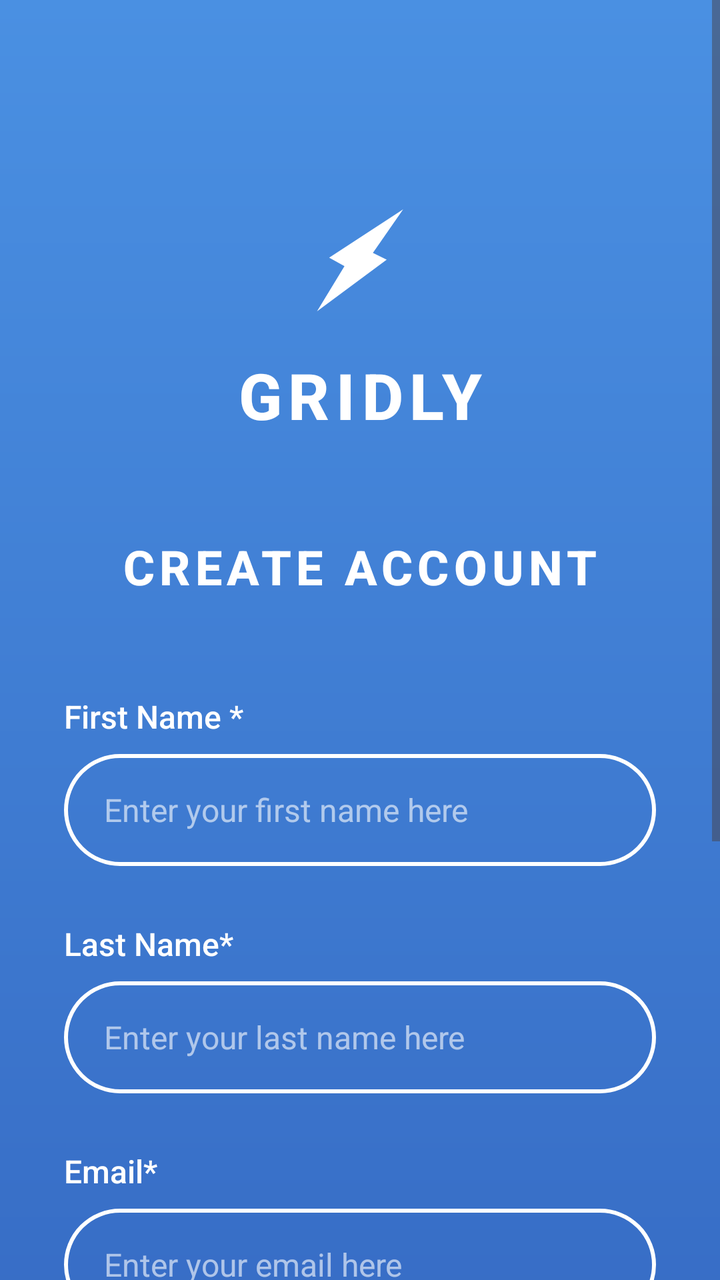
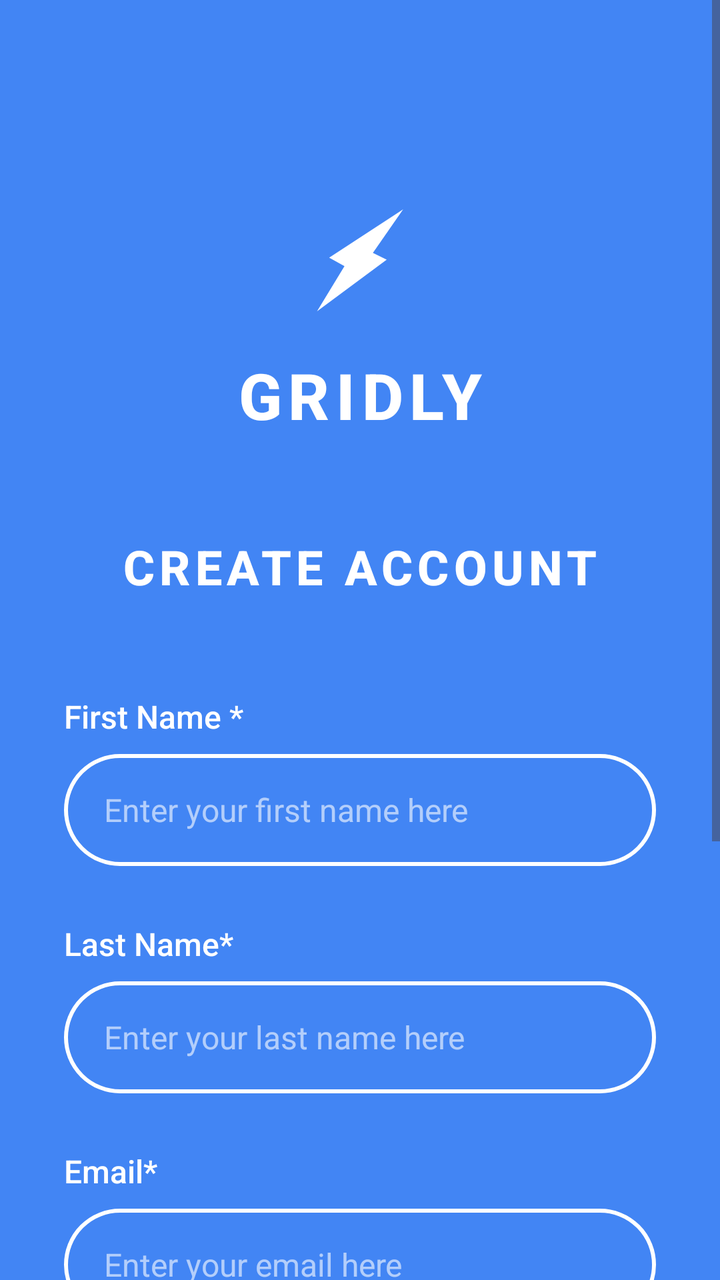

An Android layout rendered at two revisions. The XML below is the earlier revision; the diff shows what the commit changed to produce the second picture.
<!-- AndroidManifest.xml: application theme Theme.Gridly -->
<!-- res/layout/activity_register.xml -->
<?xml version="1.0" encoding="utf-8"?>
<ScrollView xmlns:android="http://schemas.android.com/apk/res/android"
    xmlns:app="http://schemas.android.com/apk/res-auto"
    xmlns:tools="http://schemas.android.com/tools"
    android:layout_width="match_parent"
    android:layout_height="match_parent"
    android:fillViewport="true">

    <androidx.constraintlayout.widget.ConstraintLayout
        android:id="@+id/register_main"
        android:layout_width="match_parent"
        android:layout_height="wrap_content"
        android:background="@drawable/gradient_blue_background"
        android:paddingStart="32dp"
        android:paddingEnd="32dp"
        android:paddingTop="40dp"
        android:paddingBottom="40dp"
        tools:context=".RegisterActivity">

        
        <ImageView
            android:id="@+id/register_logo"
            android:layout_width="60dp"
            android:layout_height="60dp"
            android:layout_marginTop="60dp"
            android:src="@drawable/ic_lightning_logo"
            android:contentDescription="Gridly Logo"
            app:layout_constraintEnd_toEndOf="parent"
            app:layout_constraintStart_toStartOf="parent"
            app:layout_constraintTop_toTopOf="parent" />

        
        <TextView
            android:id="@+id/register_app_name"
            android:layout_width="wrap_content"
            android:layout_height="wrap_content"
            android:layout_marginTop="16dp"
            android:text="GRIDLY"
            android:textColor="@android:color/white"
            android:textSize="32sp"
            android:textStyle="bold"
            android:fontFamily="sans-serif-medium"
            android:letterSpacing="0.1"
            app:layout_constraintEnd_toEndOf="parent"
            app:layout_constraintStart_toStartOf="parent"
            app:layout_constraintTop_toBottomOf="@id/register_logo" />

        
        <TextView
            android:id="@+id/create_account_title"
            android:layout_width="wrap_content"
            android:layout_height="wrap_content"
            android:layout_marginTop="48dp"
            android:text="CREATE ACCOUNT"
            android:textColor="@android:color/white"
            android:textSize="24sp"
            android:textStyle="bold"
            android:fontFamily="sans-serif-medium"
            android:letterSpacing="0.1"
            app:layout_constraintEnd_toEndOf="parent"
            app:layout_constraintStart_toStartOf="parent"
            app:layout_constraintTop_toBottomOf="@id/register_app_name" />

        
        <TextView
            android:id="@+id/first_name_label"
            android:layout_width="wrap_content"
            android:layout_height="wrap_content"
            android:layout_marginTop="48dp"
            android:text="First Name *"
            android:textColor="@android:color/white"
            android:textSize="16sp"
            android:fontFamily="sans-serif-medium"
            app:layout_constraintStart_toStartOf="parent"
            app:layout_constraintTop_toBottomOf="@id/create_account_title" />

        <EditText
            android:id="@+id/first_name_input"
            android:layout_width="0dp"
            android:layout_height="56dp"
            android:layout_marginTop="8dp"
            android:hint="Enter your first name here"
            android:inputType="textPersonName"
            android:textColor="@android:color/white"
            android:textColorHint="@color/white_alpha_60"
            android:background="@drawable/rounded_input_background"
            android:paddingStart="20dp"
            android:paddingEnd="20dp"
            android:paddingTop="16dp"
            android:paddingBottom="16dp"
            android:textSize="16sp"
            app:layout_constraintEnd_toEndOf="parent"
            app:layout_constraintStart_toStartOf="parent"
            app:layout_constraintTop_toBottomOf="@id/first_name_label" />

        
        <TextView
            android:id="@+id/last_name_label"
            android:layout_width="wrap_content"
            android:layout_height="wrap_content"
            android:layout_marginTop="28dp"
            android:text="Last Name*"
            android:textColor="@android:color/white"
            android:textSize="16sp"
            android:fontFamily="sans-serif-medium"
            app:layout_constraintStart_toStartOf="parent"
            app:layout_constraintTop_toBottomOf="@id/first_name_input" />

        <EditText
            android:id="@+id/last_name_input"
            android:layout_width="0dp"
            android:layout_height="56dp"
            android:layout_marginTop="8dp"
            android:hint="Enter your last name here"
            android:inputType="textPersonName"
            android:textColor="@android:color/white"
            android:textColorHint="@color/white_alpha_60"
            android:background="@drawable/rounded_input_background"
            android:paddingStart="20dp"
            android:paddingEnd="20dp"
            android:paddingTop="16dp"
            android:paddingBottom="16dp"
            android:textSize="16sp"
            app:layout_constraintEnd_toEndOf="parent"
            app:layout_constraintStart_toStartOf="parent"
            app:layout_constraintTop_toBottomOf="@id/last_name_label" />

        
        <TextView
            android:id="@+id/email_label"
            android:layout_width="wrap_content"
            android:layout_height="wrap_content"
            android:layout_marginTop="28dp"
            android:text="Email*"
            android:textColor="@android:color/white"
            android:textSize="16sp"
            android:fontFamily="sans-serif-medium"
            app:layout_constraintStart_toStartOf="parent"
            app:layout_constraintTop_toBottomOf="@id/last_name_input" />

        <EditText
            android:id="@+id/email_input"
            android:layout_width="0dp"
            android:layout_height="56dp"
            android:layout_marginTop="8dp"
            android:hint="Enter your email here"
            android:inputType="textEmailAddress"
            android:textColor="@android:color/white"
            android:textColorHint="@color/white_alpha_60"
            android:background="@drawable/rounded_input_background"
            android:paddingStart="20dp"
            android:paddingEnd="20dp"
            android:paddingTop="16dp"
            android:paddingBottom="16dp"
            android:textSize="16sp"
            app:layout_constraintEnd_toEndOf="parent"
            app:layout_constraintStart_toStartOf="parent"
            app:layout_constraintTop_toBottomOf="@id/email_label" />

        
        <TextView
            android:id="@+id/contact_number_label"
            android:layout_width="wrap_content"
            android:layout_height="wrap_content"
            android:layout_marginTop="28dp"
            android:text="Contact Number*"
            android:textColor="@android:color/white"
            android:textSize="16sp"
            android:fontFamily="sans-serif-medium"
            app:layout_constraintStart_toStartOf="parent"
            app:layout_constraintTop_toBottomOf="@id/email_input" />

        <EditText
            android:id="@+id/contact_number_input"
            android:layout_width="0dp"
            android:layout_height="56dp"
            android:layout_marginTop="8dp"
            android:hint="XX-XXX-XXXX"
            android:inputType="phone"
            android:textColor="@android:color/white"
            android:textColorHint="@color/white_alpha_60"
            android:background="@drawable/rounded_input_background"
            android:paddingStart="20dp"
            android:paddingEnd="20dp"
            android:paddingTop="16dp"
            android:paddingBottom="16dp"
            android:textSize="16sp"
            app:layout_constraintEnd_toEndOf="parent"
            app:layout_constraintStart_toStartOf="parent"
            app:layout_constraintTop_toBottomOf="@id/contact_number_label" />

        
        <com.google.android.material.button.MaterialButton
            android:id="@+id/register_submit_button"
            android:layout_width="0dp"
            android:layout_height="56dp"
            android:layout_marginTop="56dp"
            android:layout_marginBottom="48dp"
            android:text="REGISTER"
            android:textColor="@color/primary_blue"
            android:textSize="16sp"
            android:textStyle="bold"
            android:backgroundTint="@android:color/white"
            android:letterSpacing="0.1"
            app:cornerRadius="28dp"
            app:strokeWidth="0dp"
            app:layout_constraintBottom_toBottomOf="parent"
            app:layout_constraintEnd_toEndOf="parent"
            app:layout_constraintStart_toStartOf="parent"
            app:layout_constraintTop_toBottomOf="@id/contact_number_input" />

    </androidx.constraintlayout.widget.ConstraintLayout>

</ScrollView>
<!-- resources referenced by this layout -->
<resources>
  <color name="primary_blue">#4285F4</color>
  <color name="white_alpha_60">#99FFFFFF</color>
  <!-- drawable gradient_blue_background (drawable) -->
  <?xml version="1.0" encoding="utf-8"?>
  <shape xmlns:android="http://schemas.android.com/apk/res/android"
      android:shape="rectangle">
      <gradient
          android:type="linear"
          android:angle="270"
          android:startColor="#4A90E2"
          android:endColor="#2E5CB8" />
  </shape>
  <!-- drawable ic_lightning_logo (drawable) -->
  <vector xmlns:android="http://schemas.android.com/apk/res/android"
      android:width="108dp"
      android:height="108dp"
      android:viewportWidth="181"
      android:viewportHeight="248">
      <path
          android:fillColor="#FFFFFF"
          android:pathData="M155.592,19.3251L87.991,152.761L43.9831,119.289L155.592,19.3251Z" />
      <path
          android:fillColor="#FFFFFF"
          android:pathData="M25.6681,229.974L86.3344,93.4389L130.793,123.482L25.6681,229.974Z" />
  </vector>
  <!-- drawable rounded_input_background (drawable) -->
  <?xml version="1.0" encoding="utf-8"?>
  <shape xmlns:android="http://schemas.android.com/apk/res/android"
      android:shape="rectangle">
      
      
      <solid android:color="@android:color/transparent" />
      
      
      <stroke 
          android:width="2dp"
          android:color="@android:color/white" />
      
      
      <corners android:radius="28dp" />
      
  </shape>
  <style name="Theme.Gridly" parent="Base.Theme.Gridly" />
  <style name="Base.Theme.Gridly" parent="Theme.Material3.DayNight.NoActionBar">
          
          
      </style>
</resources>

<!-- the commit's change to res/layout/activity_register.xml (unified diff, before → after) -->
@@ -10,10 +10,10 @@
         android:id="@+id/register_main"
         android:layout_width="match_parent"
         android:layout_height="wrap_content"
-        android:background="@drawable/gradient_blue_background"
+        android:background="@color/blue_primary"
         android:paddingStart="32dp"
+        android:paddingTop="40dp"
         android:paddingEnd="32dp"
-        android:paddingTop="40dp"
         android:paddingBottom="40dp"
         tools:context=".RegisterActivity">
 
@@ -23,8 +23,8 @@
             android:layout_width="60dp"
             android:layout_height="60dp"
             android:layout_marginTop="60dp"
+            android:contentDescription="Gridly Logo"
             android:src="@drawable/ic_lightning_logo"
-            android:contentDescription="Gridly Logo"
             app:layout_constraintEnd_toEndOf="parent"
             app:layout_constraintStart_toStartOf="parent"
             app:layout_constraintTop_toTopOf="parent" />
@@ -35,28 +35,28 @@
             android:layout_width="wrap_content"
             android:layout_height="wrap_content"
             android:layout_marginTop="16dp"
+            android:fontFamily="sans-serif-medium"
+            android:letterSpacing="0.1"
             android:text="GRIDLY"
             android:textColor="@android:color/white"
             android:textSize="32sp"
             android:textStyle="bold"
+            app:layout_constraintEnd_toEndOf="parent"
+            app:layout_constraintStart_toStartOf="parent"
+            app:layout_constraintTop_toBottomOf="@id/register_logo" />
+
+        
+        <TextView
+            android:id="@+id/create_account_title"
+            android:layout_width="wrap_content"
+            android:layout_height="wrap_content"
+            android:layout_marginTop="48dp"
             android:fontFamily="sans-serif-medium"
             android:letterSpacing="0.1"
-            app:layout_constraintEnd_toEndOf="parent"
-            app:layout_constraintStart_toStartOf="parent"
-            app:layout_constraintTop_toBottomOf="@id/register_logo" />
-
-        
-        <TextView
-            android:id="@+id/create_account_title"
-            android:layout_width="wrap_content"
-            android:layout_height="wrap_content"
-            android:layout_marginTop="48dp"
             android:text="CREATE ACCOUNT"
             android:textColor="@android:color/white"
             android:textSize="24sp"
             android:textStyle="bold"
-            android:fontFamily="sans-serif-medium"
-            android:letterSpacing="0.1"
             app:layout_constraintEnd_toEndOf="parent"
             app:layout_constraintStart_toStartOf="parent"
             app:layout_constraintTop_toBottomOf="@id/register_app_name" />
@@ -67,10 +67,10 @@
             android:layout_width="wrap_content"
             android:layout_height="wrap_content"
             android:layout_marginTop="48dp"
+            android:fontFamily="sans-serif-medium"
             android:text="First Name *"
             android:textColor="@android:color/white"
             android:textSize="16sp"
-            android:fontFamily="sans-serif-medium"
             app:layout_constraintStart_toStartOf="parent"
             app:layout_constraintTop_toBottomOf="@id/create_account_title" />
 
@@ -79,15 +79,15 @@
             android:layout_width="0dp"
             android:layout_height="56dp"
             android:layout_marginTop="8dp"
+            android:background="@drawable/rounded_input_background"
             android:hint="Enter your first name here"
             android:inputType="textPersonName"
-            android:textColor="@android:color/white"
-            android:textColorHint="@color/white_alpha_60"
-            android:background="@drawable/rounded_input_background"
-            android:paddingStart="20dp"
-            android:paddingEnd="20dp"
-            android:paddingTop="16dp"
-            android:paddingBottom="16dp"
+            android:paddingStart="20dp"
+            android:paddingTop="16dp"
+            android:paddingEnd="20dp"
+            android:paddingBottom="16dp"
+            android:textColor="@android:color/white"
+            android:textColorHint="@color/white_alpha_60"
             android:textSize="16sp"
             app:layout_constraintEnd_toEndOf="parent"
             app:layout_constraintStart_toStartOf="parent"
@@ -99,10 +99,10 @@
             android:layout_width="wrap_content"
             android:layout_height="wrap_content"
             android:layout_marginTop="28dp"
+            android:fontFamily="sans-serif-medium"
             android:text="Last Name*"
             android:textColor="@android:color/white"
             android:textSize="16sp"
-            android:fontFamily="sans-serif-medium"
             app:layout_constraintStart_toStartOf="parent"
             app:layout_constraintTop_toBottomOf="@id/first_name_input" />
 
@@ -111,15 +111,15 @@
             android:layout_width="0dp"
             android:layout_height="56dp"
             android:layout_marginTop="8dp"
+            android:background="@drawable/rounded_input_background"
             android:hint="Enter your last name here"
             android:inputType="textPersonName"
-            android:textColor="@android:color/white"
-            android:textColorHint="@color/white_alpha_60"
-            android:background="@drawable/rounded_input_background"
-            android:paddingStart="20dp"
-            android:paddingEnd="20dp"
-            android:paddingTop="16dp"
-            android:paddingBottom="16dp"
+            android:paddingStart="20dp"
+            android:paddingTop="16dp"
+            android:paddingEnd="20dp"
+            android:paddingBottom="16dp"
+            android:textColor="@android:color/white"
+            android:textColorHint="@color/white_alpha_60"
             android:textSize="16sp"
             app:layout_constraintEnd_toEndOf="parent"
             app:layout_constraintStart_toStartOf="parent"
@@ -131,10 +131,10 @@
             android:layout_width="wrap_content"
             android:layout_height="wrap_content"
             android:layout_marginTop="28dp"
+            android:fontFamily="sans-serif-medium"
             android:text="Email*"
             android:textColor="@android:color/white"
             android:textSize="16sp"
-            android:fontFamily="sans-serif-medium"
             app:layout_constraintStart_toStartOf="parent"
             app:layout_constraintTop_toBottomOf="@id/last_name_input" />
 
@@ -143,15 +143,15 @@
             android:layout_width="0dp"
             android:layout_height="56dp"
             android:layout_marginTop="8dp"
+            android:background="@drawable/rounded_input_background"
             android:hint="Enter your email here"
             android:inputType="textEmailAddress"
-            android:textColor="@android:color/white"
-            android:textColorHint="@color/white_alpha_60"
-            android:background="@drawable/rounded_input_background"
-            android:paddingStart="20dp"
-            android:paddingEnd="20dp"
-            android:paddingTop="16dp"
-            android:paddingBottom="16dp"
+            android:paddingStart="20dp"
+            android:paddingTop="16dp"
+            android:paddingEnd="20dp"
+            android:paddingBottom="16dp"
+            android:textColor="@android:color/white"
+            android:textColorHint="@color/white_alpha_60"
             android:textSize="16sp"
             app:layout_constraintEnd_toEndOf="parent"
             app:layout_constraintStart_toStartOf="parent"
@@ -163,10 +163,10 @@
             android:layout_width="wrap_content"
             android:layout_height="wrap_content"
             android:layout_marginTop="28dp"
+            android:fontFamily="sans-serif-medium"
             android:text="Contact Number*"
             android:textColor="@android:color/white"
             android:textSize="16sp"
-            android:fontFamily="sans-serif-medium"
             app:layout_constraintStart_toStartOf="parent"
             app:layout_constraintTop_toBottomOf="@id/email_input" />
 
@@ -175,15 +175,15 @@
             android:layout_width="0dp"
             android:layout_height="56dp"
             android:layout_marginTop="8dp"
+            android:background="@drawable/rounded_input_background"
             android:hint="XX-XXX-XXXX"
             android:inputType="phone"
-            android:textColor="@android:color/white"
-            android:textColorHint="@color/white_alpha_60"
-            android:background="@drawable/rounded_input_background"
-            android:paddingStart="20dp"
-            android:paddingEnd="20dp"
-            android:paddingTop="16dp"
-            android:paddingBottom="16dp"
+            android:paddingStart="20dp"
+            android:paddingTop="16dp"
+            android:paddingEnd="20dp"
+            android:paddingBottom="16dp"
+            android:textColor="@android:color/white"
+            android:textColorHint="@color/white_alpha_60"
             android:textSize="16sp"
             app:layout_constraintEnd_toEndOf="parent"
             app:layout_constraintStart_toStartOf="parent"
@@ -196,18 +196,18 @@
             android:layout_height="56dp"
             android:layout_marginTop="56dp"
             android:layout_marginBottom="48dp"
+            android:backgroundTint="@android:color/white"
+            android:letterSpacing="0.1"
             android:text="REGISTER"
             android:textColor="@color/primary_blue"
             android:textSize="16sp"
             android:textStyle="bold"
-            android:backgroundTint="@android:color/white"
-            android:letterSpacing="0.1"
             app:cornerRadius="28dp"
-            app:strokeWidth="0dp"
             app:layout_constraintBottom_toBottomOf="parent"
             app:layout_constraintEnd_toEndOf="parent"
             app:layout_constraintStart_toStartOf="parent"
-            app:layout_constraintTop_toBottomOf="@id/contact_number_input" />
+            app:layout_constraintTop_toBottomOf="@id/contact_number_input"
+            app:strokeWidth="0dp" />
 
     </androidx.constraintlayout.widget.ConstraintLayout>
 
<!-- resource entries referenced after the edit -->
@@ -1,17 +1,8 @@
 <!-- resources referenced by this layout -->
 <resources>
+  <color name="blue_primary">#4285F4</color>
   <color name="primary_blue">#4285F4</color>
   <color name="white_alpha_60">#99FFFFFF</color>
-  <!-- drawable gradient_blue_background (drawable) -->
-  <?xml version="1.0" encoding="utf-8"?>
-  <shape xmlns:android="http://schemas.android.com/apk/res/android"
-      android:shape="rectangle">
-      <gradient
-          android:type="linear"
-          android:angle="270"
-          android:startColor="#4A90E2"
-          android:endColor="#2E5CB8" />
-  </shape>
   <!-- drawable ic_lightning_logo (drawable) -->
   <vector xmlns:android="http://schemas.android.com/apk/res/android"
       android:width="108dp"
@@ -46,6 +37,23 @@
   <style name="Base.Theme.Gridly" parent="Theme.Material3.DayNight.NoActionBar">
           
           
+          
+          
+          <item name="android:windowAnimationStyle">@style/NoAnimation</item>
+          <item name="android:windowEnterAnimation">@null</item>
+          <item name="android:windowExitAnimation">@null</item>
+          <item name="android:activityOpenEnterAnimation">@null</item>
+          <item name="android:activityOpenExitAnimation">@null</item>
+          <item name="android:activityCloseEnterAnimation">@null</item>
+          <item name="android:activityCloseExitAnimation">@null</item>
+      </style>
+  <style name="NoAnimation" parent="@android:style/Animation.Activity">
+          <item name="android:activityOpenEnterAnimation">@null</item>
+          <item name="android:activityOpenExitAnimation">@null</item>
+          <item name="android:activityCloseEnterAnimation">@null</item>
+          <item name="android:activityCloseExitAnimation">@null</item>
+          <item name="android:windowEnterAnimation">@null</item>
+          <item name="android:windowExitAnimation">@null</item>
       </style>
 </resources>
 
